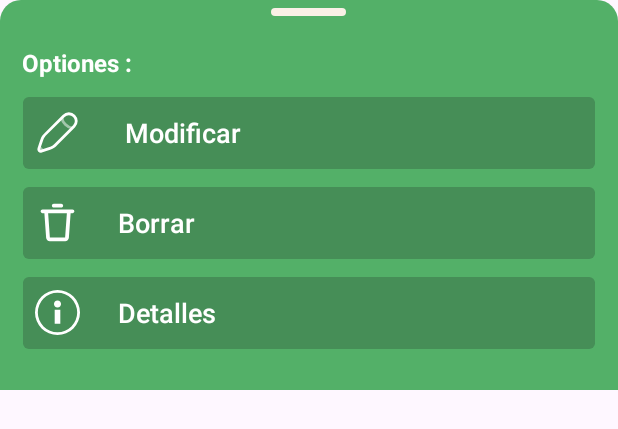
After one commit to haojieli9/App-gestion-almacen, an Android app: the layout bottomsheet_almacen.xml on its own in the app's theme, with its tools: preview values and no code run, on a phone screen of 412 x 824 dp. The commit adds this screen. Shown: the top 429 px of the screen. Run offline under Robolectric (Android 15) with nearby library versions, the phone set to English and light mode, and no system bars.

Commit message:
RecyclrView Almacen

```diff
--- a/app/src/main/java/com/li/almacen/kt/AdaptadorRV.kt
+++ b/app/src/main/java/com/li/almacen/kt/AdaptadorRV.kt
@@ -6,7 +6,6 @@ import android.view.ViewGroup
 import android.widget.ImageView
 import android.widget.TextView
 import androidx.recyclerview.widget.RecyclerView
-import com.bumptech.glide.Glide
 import com.li.almacen.R
 import com.li.almacen.data.AlmacenData
 
@@ -15,10 +14,12 @@ class CustomAdapter (private var listaAlmacen : MutableList<AlmacenData>) : Recy
         val tvID : TextView
         val tvNombre : TextView
         val tvUbicacion : TextView
+        val tvOption : ImageView
         init {
             tvID = itemView.findViewById(R.id.tvID)
             tvNombre = itemView.findViewById(R.id.tvNombre)
             tvUbicacion = itemView.findViewById(R.id.tvUbicacion)
+            tvOption = itemView.findViewById(R.id.tvOption)
 
         }
     }
@@ -38,6 +39,12 @@ class CustomAdapter (private var listaAlmacen : MutableList<AlmacenData>) : Recy
     fun setOnClickListener(listener:(AlmacenData, Int)->Unit){
         this.listener = listener
     }
+
+    private var optionClickListener: (AlmacenData, Int) -> Unit = { _, _ -> }
+    fun setOptionClickListener(listener: (AlmacenData, Int) -> Unit) {
+        this.optionClickListener = listener
+    }
+
     override fun getItemCount(): Int = listaAlmacen.size
 
     override fun onBindViewHolder(holder: ViewHolder, position: Int) {
@@ -50,5 +57,11 @@ class CustomAdapter (private var listaAlmacen : MutableList<AlmacenData>) : Recy
         holder.itemView.setOnClickListener{
             listener(listaAlmacen[position], position)
         }
+
+        holder.tvOption.setOnClickListener{
+            optionClickListener(listaAlmacen[position], position)
+        }
+
+
     }
 }
--- a/app/src/main/java/com/li/almacen/ui/almacen/ActivityAlmacen.kt
+++ b/app/src/main/java/com/li/almacen/ui/almacen/ActivityAlmacen.kt
@@ -19,15 +19,17 @@ import com.li.almacen.kt.listaAlmacen
 import com.li.almacen.databinding.ActivityAlmacenBinding
 import com.li.almacen.ui.fragments.bottomsheetdialog.BottomSheetFragment
 import com.li.almacen.kt.listaArticulo
+import com.li.almacen.ui.fragments.bottomsheetdialog.BottomSheetFragment1
 
 class ActivityAlmacen : AppCompatActivity() {
     private lateinit var binding: ActivityAlmacenBinding
     private lateinit var adaptador : CustomAdapter
 
-    private val almacenViewModel: AlmacenViewModel by viewModels()
     private var userEmail = FirebaseAuth.getInstance().currentUser?.email
     private var db = FirebaseFirestore.getInstance()
     private var almacenList: MutableList<AlmacenData> = mutableListOf()
+    private val bottomSheetFragment = BottomSheetFragment()
+    private val almacenOptions = BottomSheetFragment1()
 
 
     override fun onCreate(savedInstanceState: Bundle?) {
@@ -35,7 +37,7 @@ class ActivityAlmacen : AppCompatActivity() {
         binding = ActivityAlmacenBinding.inflate(layoutInflater)
         setContentView(binding.root)
 
-        val bottomSheetFragment = BottomSheetFragment()
+
 
         binding.floating1.setOnClickListener {
             bottomSheetFragment.show(supportFragmentManager, "BottomSheetDiaglog")
@@ -54,6 +56,13 @@ class ActivityAlmacen : AppCompatActivity() {
         adaptador.setOnClickListener { _: AlmacenData, _: Int ->
             Toast.makeText(this@ActivityAlmacen, "Clicked", Toast.LENGTH_SHORT).show()
         }
+
+        adaptador.setOptionClickListener { _: AlmacenData, _: Int ->
+            almacenOptions.show(supportFragmentManager, "BottomSheetDiaglog")
+
+        }
+
+
     }
 
     private fun recyclerViewItem() {
--- a/app/src/main/java/com/li/almacen/ui/fragments/bottomsheetdialog/BottomSheetFragment.kt
+++ b/app/src/main/java/com/li/almacen/ui/fragments/bottomsheetdialog/BottomSheetFragment.kt
@@ -12,7 +12,7 @@ import com.li.almacen.databinding.BottomsheetFragmentBinding
 import com.li.almacen.test.FormAlmacen
 import com.li.almacen.ui.fragments.fullscreendialog.ExampleDialog
 
-class BottomSheetFragment: BottomSheetDialogFragment() {
+open class BottomSheetFragment: BottomSheetDialogFragment() {
 
     private var _binding: BottomsheetFragmentBinding? = null
     private val binding get() = _binding!!
@@ -66,5 +66,6 @@ class BottomSheetFragment: BottomSheetDialogFragment() {
 
     private fun openDialog() {
         val dialog = ExampleDialog()
-        dialog.show(childFragmentManager, "FORMALMACEN")    }
+        dialog.show(childFragmentManager, "FORMALMACEN")
+    }
 }
--- /dev/null
+++ b/app/src/main/java/com/li/almacen/ui/fragments/bottomsheetdialog/BottomSheetFragment1.kt
@@ -0,0 +1,37 @@
+package com.li.almacen.ui.fragments.bottomsheetdialog
+
+import android.os.Bundle
+import android.view.LayoutInflater
+import android.view.View
+import android.view.ViewGroup
+import android.widget.Toast
+import com.google.android.material.bottomsheet.BottomSheetDialogFragment
+import com.li.almacen.databinding.BottomsheetAlmacenBinding
+
+open class BottomSheetFragment1: BottomSheetDialogFragment() {
+
+    private var _binding: BottomsheetAlmacenBinding? = null
+    private val binding get() = _binding!!
+
+    override fun onCreateView(
+        inflater: LayoutInflater,
+        container: ViewGroup?,
+        savedInstanceState: Bundle?
+    ): View? {
+        _binding = BottomsheetAlmacenBinding.inflate(inflater, container, false)
+        return binding.root
+    }
+
+    override fun onViewCreated(view: View, savedInstanceState: Bundle?) {
+        super.onViewCreated(view, savedInstanceState)
+        binding.btsLayout
+
+        binding.btsBtn1.setOnClickListener {
+            Toast.makeText(requireContext(), "Hello world", Toast.LENGTH_SHORT).show()
+        }
+
+        binding.btsBtn2.setOnClickListener {
+            Toast.makeText(requireContext(), "Funcionalidad no disponible", Toast.LENGTH_SHORT).show()
+        }
+    }
+}
--- a/app/src/main/res/drawable/custom_radio.xml
+++ b/app/src/main/res/drawable/custom_radio.xml
@@ -1,4 +1,4 @@
 <shape xmlns:android="http://schemas.android.com/apk/res/android">
-    <corners android:topLeftRadius="20dp" android:topRightRadius="20dp"/>
+    <corners android:topLeftRadius="14dp" android:topRightRadius="14dp"/>
     <solid android:color="@color/custom_button"/>
 </shape>
--- /dev/null
+++ b/app/src/main/res/drawable/svg_delete.xml
@@ -0,0 +1,12 @@
+<vector xmlns:android="http://schemas.android.com/apk/res/android"
+    android:width="800dp"
+    android:height="800dp"
+    android:viewportWidth="24"
+    android:viewportHeight="24">
+  <path
+      android:pathData="M20,5C20.552,5 21,5.448 21,6C21,6.552 20.552,7 20,7L19,7L18.997,7.071L18.997,7.071L18.064,20.142C17.989,21.189 17.118,22 16.069,22L7.931,22C6.882,22 6.011,21.189 5.936,20.142L5.003,7.071C5.001,7.047 5,7.024 5,7L4,7C3.448,7 3,6.552 3,6C3,5.448 3.448,5 4,5L20,5ZM16.997,7L7.003,7L7.931,20L16.069,20L16.997,7ZM14,2C14.552,2 15,2.448 15,3C15,3.552 14.552,4 14,4L10,4C9.448,4 9,3.552 9,3C9,2.448 9.448,2 10,2L14,2Z"
+      android:strokeWidth="1"
+      android:fillColor="#09244B"
+      android:fillType="nonZero"
+      android:strokeColor="#00000000"/>
+</vector>
--- /dev/null
+++ b/app/src/main/res/drawable/svg_detail.xml
@@ -0,0 +1,12 @@
+<vector xmlns:android="http://schemas.android.com/apk/res/android"
+    android:width="24dp"
+    android:height="24dp"
+    android:viewportWidth="16"
+    android:viewportHeight="16">
+  <path
+      android:pathData="M8,16a8,8 0,0 1,-8 -8,8 8,0 0,1 8,-8 8,8 0,0 1,8 8,8 8,0 0,1 -8,8zM8,15a7,7 0,0 0,7 -7,7 7,0 0,0 -7,-7 7,7 0,0 0,-7 7,7 7,0 0,0 7,7z"
+      android:fillColor="#808080"/>
+  <path
+      android:pathData="M8,3.75c-0.386,0 -0.69,0.124 -0.914,0.373A1.269,1.269 0,0 0,6.75 5c0,0.336 0.112,0.628 0.336,0.877 0.224,0.249 0.528,0.373 0.914,0.373s0.69,-0.124 0.914,-0.373c0.224,-0.249 0.336,-0.541 0.336,-0.877 0,-0.336 -0.112,-0.628 -0.336,-0.877C8.69,3.874 8.386,3.75 8,3.75zM7,7v5h2V7z"
+      android:fillColor="#808080"/>
+</vector>
--- /dev/null
+++ b/app/src/main/res/drawable/svg_modifty.xml
@@ -0,0 +1,18 @@
+<vector xmlns:android="http://schemas.android.com/apk/res/android"
+    android:width="24dp"
+    android:height="24dp"
+    android:viewportWidth="24"
+    android:viewportHeight="24">
+  <path
+      android:pathData="M15.287,3.152L14.36,4.079L5.839,12.6L5.839,12.6C5.262,13.177 4.973,13.466 4.725,13.784C4.432,14.159 4.181,14.565 3.976,14.995C3.803,15.359 3.674,15.747 3.416,16.521L2.322,19.802L2.054,20.604C1.927,20.985 2.027,21.405 2.311,21.689C2.595,21.973 3.015,22.073 3.396,21.946L4.198,21.678L7.479,20.584L7.479,20.584C8.254,20.326 8.641,20.197 9.005,20.024C9.435,19.819 9.841,19.568 10.216,19.275C10.534,19.027 10.823,18.738 11.4,18.161L11.4,18.161L19.921,9.64L20.848,8.713C22.384,7.177 22.384,4.687 20.848,3.152C19.313,1.616 16.823,1.616 15.287,3.152Z"
+      android:strokeWidth="1.5"
+      android:fillColor="#00000000"
+      android:strokeColor="#1C274C"/>
+  <path
+      android:pathData="M14.36,4.078C14.36,4.078 14.476,6.048 16.214,7.786C17.952,9.524 19.921,9.639 19.921,9.639M4.198,21.678L2.322,19.802"
+      android:strokeAlpha="0.5"
+      android:strokeWidth="1.5"
+      android:fillColor="#00000000"
+      android:strokeColor="#1C274C"
+      android:fillAlpha="0.5"/>
+</vector>
--- /dev/null
+++ b/app/src/main/res/layout/bottomsheet_almacen.xml
@@ -0,0 +1,104 @@
+<?xml version="1.0" encoding="utf-8"?>
+
+<androidx.appcompat.widget.LinearLayoutCompat xmlns:android="http://schemas.android.com/apk/res/android"
+    android:id="@+id/btsLayout"
+    android:layout_width="match_parent"
+    android:layout_height="260dp"
+    android:orientation="vertical"
+    android:gravity="center_horizontal"
+    android:background="@drawable/custom_radio">
+
+    <View
+        android:layout_marginTop="5dp"
+        android:layout_width="50dp"
+        android:layout_height="5dp"
+        android:layout_gravity="center_horizontal"
+        android:background="@drawable/custom_separator"/>
+
+
+    <TextView
+        android:layout_marginStart="10dp"
+        android:layout_marginTop="20dp"
+        android:layout_marginBottom="6dp"
+        android:id="@+id/bts_tv1"
+        android:layout_width="match_parent"
+        android:layout_height="wrap_content"
+        android:gravity="left"
+        android:text="Optiones : "
+        android:textStyle="bold"
+        android:textColor="@color/white"
+        android:textSize="16sp" />
+
+
+
+    <com.google.android.material.button.MaterialButton
+
+        android:id="@+id/bts_btn1"
+        style="@style/Widget.MaterialComponents.Button.TextButton"
+        android:layout_width="match_parent"
+        android:layout_height="60dp"
+        android:layout_marginStart="15dp"
+        android:layout_marginEnd="15dp"
+        android:gravity="start|center_vertical"
+        android:text=" Modificar"
+        android:textSize="18sp"
+        android:textColor="@color/white"
+        android:backgroundTint="@color/material_on_surface_stroke"
+        xmlns:app="http://schemas.android.com/apk/res-auto"
+        app:icon="@drawable/svg_modifty"
+        app:iconGravity="start"
+        app:iconPadding="25dp"
+        app:iconSize="30dp"
+        app:iconTint="@color/white"
+        app:backgroundTint="#66d193"
+        android:letterSpacing="0"
+        android:textAllCaps="false"/>
+
+    <com.google.android.material.button.MaterialButton
+        android:id="@+id/bts_btn2"
+        style="@style/Widget.MaterialComponents.Button.TextButton"
+        android:layout_width="match_parent"
+        android:layout_height="60dp"
+        android:layout_marginStart="15dp"
+        android:layout_marginEnd="15dp"
+        android:gravity="start|center_vertical"
+        android:text="Borrar"
+        android:textSize="18sp"
+        android:textColor="@color/white"
+        android:backgroundTint="@color/material_on_surface_stroke"
+        xmlns:app="http://schemas.android.com/apk/res-auto"
+        app:icon="@drawable/svg_delete"
+        app:iconGravity="start"
+        app:iconPadding="25dp"
+        app:iconSize="30dp"
+        app:iconTint="@color/white"
+        app:backgroundTint="#66d193"
+        android:letterSpacing="0"
+        android:textAllCaps="false"/>
+
+
+    <com.google.android.material.button.MaterialButton
+        android:layout_marginBottom="20dp"
+        android:id="@+id/bts_btn3"
+        style="@style/Widget.MaterialComponents.Button.TextButton"
+        android:layout_width="match_parent"
+        android:layout_height="60dp"
+        android:layout_marginStart="15dp"
+        android:layout_marginEnd="15dp"
+        android:gravity="start|center_vertical"
+        android:text="Detalles"
+        android:textSize="18sp"
+        android:textColor="@color/white"
+        android:backgroundTint="@color/material_on_surface_stroke"
+        xmlns:app="http://schemas.android.com/apk/res-auto"
+        app:icon="@drawable/svg_detail"
+        app:iconGravity="start"
+        app:iconPadding="25dp"
+        app:iconSize="30dp"
+        app:iconTint="@color/white"
+        app:backgroundTint="#66d193"
+        android:textAllCaps="false"
+        android:letterSpacing="0"/>
+
+
+</androidx.appcompat.widget.LinearLayoutCompat>
--- a/app/src/main/res/layout/viewholder_almacen.xml
+++ b/app/src/main/res/layout/viewholder_almacen.xml
@@ -62,7 +62,7 @@
         app:layout_constraintVertical_bias="0.5" />
 
     <ImageView
-        android:id="@+id/textView3"
+        android:id="@+id/tvOption"
         android:layout_width="27dp"
         android:layout_height="22dp"
         android:layout_marginStart="8dp"
```
